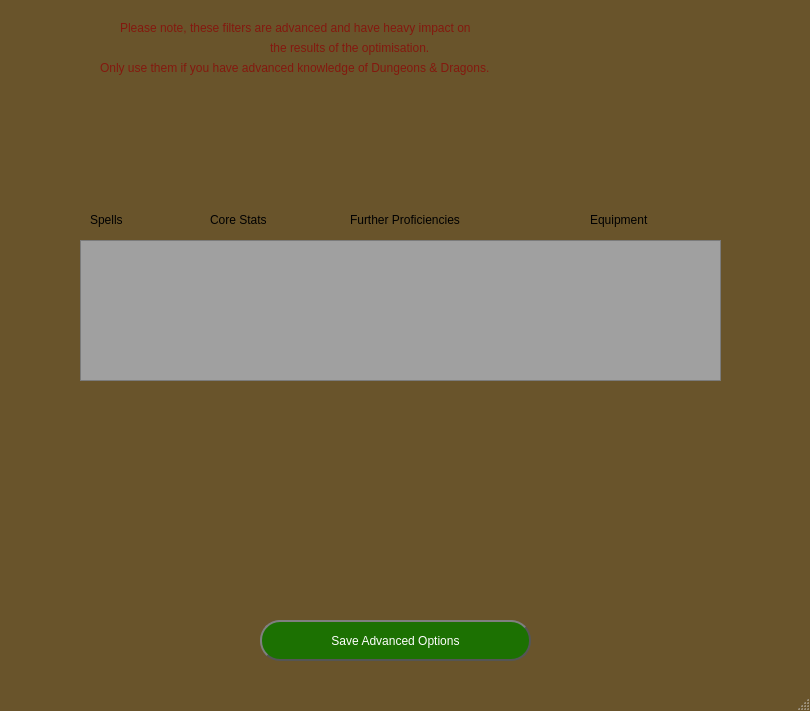
Before: the Qt Designer form FirstDraft/Visuals/AdvancedFiltersMenu.ui in BenPidge/Dissertation-Repository, drawn with Qt 5.
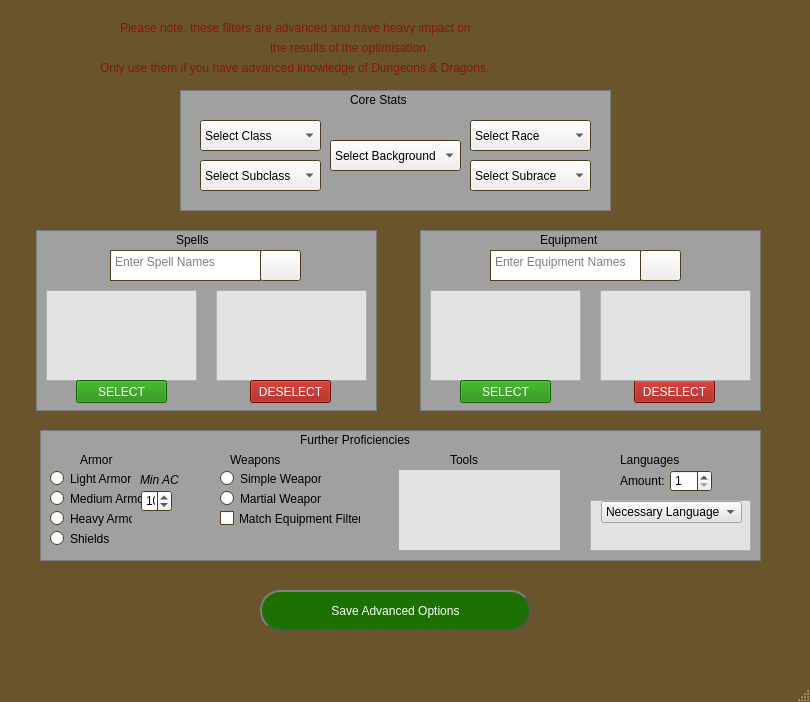
After: the same form once the commit is applied. Icons and pictures are not drawn.

Commit message:
Advanced Filters Menu First Version
The first version of the advanced filters menu, without RAD testing

What changed in the file:
```diff
--- a/FirstDraft/Visuals/AdvancedFiltersMenu.ui
+++ b/FirstDraft/Visuals/AdvancedFiltersMenu.ui
@@ -7,7 +7,7 @@
     <x>0</x>
     <y>0</y>
     <width>810</width>
-    <height>711</height>
+    <height>702</height>
    </rect>
   </property>
   <property name="palette">
@@ -78,11 +78,11 @@
    <string>Advanced Filters</string>
   </property>
   <widget class="QWidget" name="centralwidget">
-   <widget class="QLabel" name="label_4">
+   <widget class="QLabel" name="spellsLabel">
     <property name="geometry">
      <rect>
-      <x>90</x>
-      <y>210</y>
+      <x>176</x>
+      <y>230</y>
       <width>61</width>
       <height>20</height>
      </rect>
@@ -94,28 +94,28 @@
      <string>Spells</string>
     </property>
    </widget>
-   <widget class="QLabel" name="label_5">
-    <property name="geometry">
-     <rect>
-      <x>210</x>
-      <y>210</y>
-      <width>91</width>
-      <height>20</height>
-     </rect>
-    </property>
-    <property name="styleSheet">
-     <string notr="true">font: 12pt &quot;Stencil&quot;;</string>
-    </property>
-    <property name="text">
-     <string>Core Stats</string>
-    </property>
-   </widget>
-   <widget class="QLabel" name="label_6">
+   <widget class="QLabel" name="coreStatsLabel">
     <property name="geometry">
      <rect>
       <x>350</x>
-      <y>210</y>
-      <width>191</width>
+      <y>90</y>
+      <width>91</width>
+      <height>20</height>
+     </rect>
+    </property>
+    <property name="styleSheet">
+     <string notr="true">font: 12pt &quot;Stencil&quot;;</string>
+    </property>
+    <property name="text">
+     <string>Core Stats</string>
+    </property>
+   </widget>
+   <widget class="QLabel" name="proficienciesLabel">
+    <property name="geometry">
+     <rect>
+      <x>300</x>
+      <y>430</y>
+      <width>201</width>
       <height>20</height>
      </rect>
     </property>
@@ -126,11 +126,11 @@
      <string>Further Proficiencies</string>
     </property>
    </widget>
-   <widget class="QLabel" name="label_7">
+   <widget class="QLabel" name="equipmentLabel">
     <property name="geometry">
      <rect>
-      <x>590</x>
-      <y>210</y>
+      <x>540</x>
+      <y>230</y>
       <width>91</width>
       <height>20</height>
      </rect>
@@ -142,13 +142,13 @@
      <string>Equipment</string>
     </property>
    </widget>
-   <widget class="QGraphicsView" name="graphicsView">
+   <widget class="QGraphicsView" name="coreStatsView">
     <property name="geometry">
      <rect>
-      <x>80</x>
-      <y>240</y>
-      <width>641</width>
-      <height>141</height>
+      <x>180</x>
+      <y>90</y>
+      <width>431</width>
+      <height>121</height>
      </rect>
     </property>
     <property name="styleSheet">
@@ -167,7 +167,7 @@
      <set>QPainter::TextAntialiasing</set>
     </property>
    </widget>
-   <widget class="QLabel" name="label_8">
+   <widget class="QLabel" name="warningLabel1">
     <property name="geometry">
      <rect>
       <x>120</x>
@@ -184,7 +184,7 @@
      <string>Please note, these filters are advanced and have heavy impact on</string>
     </property>
    </widget>
-   <widget class="QLabel" name="label_9">
+   <widget class="QLabel" name="warningLabel3">
     <property name="geometry">
      <rect>
       <x>100</x>
@@ -201,7 +201,7 @@
      <string>Only use them if you have advanced knowledge of Dungeons &amp; Dragons.</string>
     </property>
    </widget>
-   <widget class="QLabel" name="label_10">
+   <widget class="QLabel" name="warningLabel2">
     <property name="geometry">
      <rect>
       <x>270</x>
@@ -222,7 +222,7 @@
     <property name="geometry">
      <rect>
       <x>260</x>
-      <y>620</y>
+      <y>590</y>
       <width>271</width>
       <height>41</height>
      </rect>
@@ -239,6 +239,742 @@
      <string>Save Advanced Options</string>
     </property>
    </widget>
+   <widget class="QComboBox" name="selectClass">
+    <property name="geometry">
+     <rect>
+      <x>200</x>
+      <y>120</y>
+      <width>121</width>
+      <height>31</height>
+     </rect>
+    </property>
+    <property name="currentText">
+     <string>Select Class</string>
+    </property>
+    <item>
+     <property name="text">
+      <string>Select Class</string>
+     </property>
+    </item>
+   </widget>
+   <widget class="QComboBox" name="selectSubclass">
+    <property name="geometry">
+     <rect>
+      <x>200</x>
+      <y>160</y>
+      <width>121</width>
+      <height>31</height>
+     </rect>
+    </property>
+    <property name="currentText">
+     <string>Select Subclass</string>
+    </property>
+    <item>
+     <property name="text">
+      <string>Select Subclass</string>
+     </property>
+    </item>
+   </widget>
+   <widget class="QComboBox" name="selectRace">
+    <property name="geometry">
+     <rect>
+      <x>470</x>
+      <y>120</y>
+      <width>121</width>
+      <height>31</height>
+     </rect>
+    </property>
+    <property name="currentText">
+     <string>Select Race</string>
+    </property>
+    <item>
+     <property name="text">
+      <string>Select Race</string>
+     </property>
+    </item>
+   </widget>
+   <widget class="QComboBox" name="selectSubrace">
+    <property name="geometry">
+     <rect>
+      <x>470</x>
+      <y>160</y>
+      <width>121</width>
+      <height>31</height>
+     </rect>
+    </property>
+    <property name="currentText">
+     <string>Select Subrace</string>
+    </property>
+    <item>
+     <property name="text">
+      <string>Select Subrace</string>
+     </property>
+    </item>
+   </widget>
+   <widget class="QComboBox" name="selectBackground">
+    <property name="geometry">
+     <rect>
+      <x>330</x>
+      <y>140</y>
+      <width>131</width>
+      <height>31</height>
+     </rect>
+    </property>
+    <property name="layoutDirection">
+     <enum>Qt::LeftToRight</enum>
+    </property>
+    <property name="currentText">
+     <string>Select Background</string>
+    </property>
+    <item>
+     <property name="text">
+      <string>Select Background</string>
+     </property>
+    </item>
+   </widget>
+   <widget class="QGraphicsView" name="spellsView">
+    <property name="geometry">
+     <rect>
+      <x>36</x>
+      <y>230</y>
+      <width>341</width>
+      <height>181</height>
+     </rect>
+    </property>
+    <property name="styleSheet">
+     <string notr="true">background-color: rgb(160, 160, 160);</string>
+    </property>
+    <property name="backgroundBrush">
+     <brush brushstyle="NoBrush">
+      <color alpha="255">
+       <red>0</red>
+       <green>0</green>
+       <blue>0</blue>
+      </color>
+     </brush>
+    </property>
+    <property name="renderHints">
+     <set>QPainter::TextAntialiasing</set>
+    </property>
+   </widget>
+   <widget class="QScrollArea" name="spellOptions">
+    <property name="geometry">
+     <rect>
+      <x>46</x>
+      <y>290</y>
+      <width>151</width>
+      <height>91</height>
+     </rect>
+    </property>
+    <property name="styleSheet">
+     <string notr="true">background-color: rgb(227, 227, 227);</string>
+    </property>
+    <property name="widgetResizable">
+     <bool>true</bool>
+    </property>
+    <widget class="QWidget" name="spellContents">
+     <property name="geometry">
+      <rect>
+       <x>0</x>
+       <y>0</y>
+       <width>149</width>
+       <height>89</height>
+      </rect>
+     </property>
+    </widget>
+   </widget>
+   <widget class="QTextEdit" name="spellSearchBar">
+    <property name="geometry">
+     <rect>
+      <x>110</x>
+      <y>250</y>
+      <width>151</width>
+      <height>31</height>
+     </rect>
+    </property>
+    <property name="placeholderText">
+     <string>Enter Spell Names</string>
+    </property>
+   </widget>
+   <widget class="QPushButton" name="spellSearchBtn">
+    <property name="geometry">
+     <rect>
+      <x>260</x>
+      <y>250</y>
+      <width>41</width>
+      <height>31</height>
+     </rect>
+    </property>
+    <property name="icon">
+     <iconset>
+      <normaloff>SearchImage.png</normaloff>SearchImage.png</iconset>
+    </property>
+    <property name="iconSize">
+     <size>
+      <width>32</width>
+      <height>32</height>
+     </size>
+    </property>
+   </widget>
+   <widget class="QScrollArea" name="chosenSpellOptions">
+    <property name="geometry">
+     <rect>
+      <x>216</x>
+      <y>290</y>
+      <width>151</width>
+      <height>91</height>
+     </rect>
+    </property>
+    <property name="styleSheet">
+     <string notr="true">background-color: rgb(227, 227, 227);</string>
+    </property>
+    <property name="widgetResizable">
+     <bool>true</bool>
+    </property>
+    <widget class="QWidget" name="chosenSpellContents">
+     <property name="geometry">
+      <rect>
+       <x>0</x>
+       <y>0</y>
+       <width>149</width>
+       <height>89</height>
+      </rect>
+     </property>
+    </widget>
+   </widget>
+   <widget class="QPushButton" name="selectSpell">
+    <property name="geometry">
+     <rect>
+      <x>76</x>
+      <y>380</y>
+      <width>91</width>
+      <height>23</height>
+     </rect>
+    </property>
+    <property name="styleSheet">
+     <string notr="true">background-color: rgb(23, 134, 3);
+color: rgb(255, 255, 255);
+font: 87 9pt &quot;Arial Black&quot;;</string>
+    </property>
+    <property name="text">
+     <string>SELECT</string>
+    </property>
+   </widget>
+   <widget class="QPushButton" name="deselectSpell">
+    <property name="geometry">
+     <rect>
+      <x>250</x>
+      <y>380</y>
+      <width>81</width>
+      <height>23</height>
+     </rect>
+    </property>
+    <property name="styleSheet">
+     <string notr="true">background-color: rgb(154, 11, 6);
+color: rgb(255, 255, 255);
+font: 87 9pt &quot;Arial Black&quot;;</string>
+    </property>
+    <property name="text">
+     <string>DESELECT</string>
+    </property>
+   </widget>
+   <widget class="QPushButton" name="deselectEquipment">
+    <property name="geometry">
+     <rect>
+      <x>634</x>
+      <y>380</y>
+      <width>81</width>
+      <height>23</height>
+     </rect>
+    </property>
+    <property name="styleSheet">
+     <string notr="true">background-color: rgb(154, 11, 6);
+color: rgb(255, 255, 255);
+font: 87 9pt &quot;Arial Black&quot;;</string>
+    </property>
+    <property name="text">
+     <string>DESELECT</string>
+    </property>
+   </widget>
+   <widget class="QTextEdit" name="equipmentSearchBar">
+    <property name="geometry">
+     <rect>
+      <x>490</x>
+      <y>250</y>
+      <width>151</width>
+      <height>31</height>
+     </rect>
+    </property>
+    <property name="placeholderText">
+     <string>Enter Equipment Names</string>
+    </property>
+   </widget>
+   <widget class="QScrollArea" name="chosenEquipmentOptions">
+    <property name="geometry">
+     <rect>
+      <x>600</x>
+      <y>290</y>
+      <width>151</width>
+      <height>91</height>
+     </rect>
+    </property>
+    <property name="styleSheet">
+     <string notr="true">background-color: rgb(227, 227, 227);</string>
+    </property>
+    <property name="widgetResizable">
+     <bool>true</bool>
+    </property>
+    <widget class="QWidget" name="chosenEquipmentContents">
+     <property name="geometry">
+      <rect>
+       <x>0</x>
+       <y>0</y>
+       <width>149</width>
+       <height>89</height>
+      </rect>
+     </property>
+    </widget>
+   </widget>
+   <widget class="QGraphicsView" name="equipmentView">
+    <property name="geometry">
+     <rect>
+      <x>420</x>
+      <y>230</y>
+      <width>341</width>
+      <height>181</height>
+     </rect>
+    </property>
+    <property name="styleSheet">
+     <string notr="true">background-color: rgb(160, 160, 160);</string>
+    </property>
+    <property name="backgroundBrush">
+     <brush brushstyle="NoBrush">
+      <color alpha="255">
+       <red>0</red>
+       <green>0</green>
+       <blue>0</blue>
+      </color>
+     </brush>
+    </property>
+    <property name="renderHints">
+     <set>QPainter::TextAntialiasing</set>
+    </property>
+   </widget>
+   <widget class="QScrollArea" name="equipmentOptions">
+    <property name="geometry">
+     <rect>
+      <x>430</x>
+      <y>290</y>
+      <width>151</width>
+      <height>91</height>
+     </rect>
+    </property>
+    <property name="styleSheet">
+     <string notr="true">background-color: rgb(227, 227, 227);</string>
+    </property>
+    <property name="widgetResizable">
+     <bool>true</bool>
+    </property>
+    <widget class="QWidget" name="equipmentContents">
+     <property name="geometry">
+      <rect>
+       <x>0</x>
+       <y>0</y>
+       <width>149</width>
+       <height>89</height>
+      </rect>
+     </property>
+    </widget>
+   </widget>
+   <widget class="QPushButton" name="selectEquipment">
+    <property name="geometry">
+     <rect>
+      <x>460</x>
+      <y>380</y>
+      <width>91</width>
+      <height>23</height>
+     </rect>
+    </property>
+    <property name="styleSheet">
+     <string notr="true">background-color: rgb(23, 134, 3);
+color: rgb(255, 255, 255);
+font: 87 9pt &quot;Arial Black&quot;;</string>
+    </property>
+    <property name="text">
+     <string>SELECT</string>
+    </property>
+   </widget>
+   <widget class="QPushButton" name="equipmentSearchBtn">
+    <property name="geometry">
+     <rect>
+      <x>640</x>
+      <y>250</y>
+      <width>41</width>
+      <height>31</height>
+     </rect>
+    </property>
+    <property name="icon">
+     <iconset>
+      <normaloff>SearchImage.png</normaloff>SearchImage.png</iconset>
+    </property>
+    <property name="iconSize">
+     <size>
+      <width>32</width>
+      <height>32</height>
+     </size>
+    </property>
+   </widget>
+   <widget class="QGraphicsView" name="coreStatsView_2">
+    <property name="geometry">
+     <rect>
+      <x>40</x>
+      <y>430</y>
+      <width>721</width>
+      <height>131</height>
+     </rect>
+    </property>
+    <property name="styleSheet">
+     <string notr="true">background-color: rgb(160, 160, 160);</string>
+    </property>
+    <property name="backgroundBrush">
+     <brush brushstyle="NoBrush">
+      <color alpha="255">
+       <red>0</red>
+       <green>0</green>
+       <blue>0</blue>
+      </color>
+     </brush>
+    </property>
+    <property name="renderHints">
+     <set>QPainter::TextAntialiasing</set>
+    </property>
+   </widget>
+   <widget class="QLabel" name="armorLabel">
+    <property name="geometry">
+     <rect>
+      <x>80</x>
+      <y>450</y>
+      <width>61</width>
+      <height>20</height>
+     </rect>
+    </property>
+    <property name="styleSheet">
+     <string notr="true">font: 12pt &quot;Stencil&quot;;</string>
+    </property>
+    <property name="text">
+     <string>Armor</string>
+    </property>
+   </widget>
+   <widget class="QLabel" name="weaponsLabel">
+    <property name="geometry">
+     <rect>
+      <x>230</x>
+      <y>450</y>
+      <width>81</width>
+      <height>20</height>
+     </rect>
+    </property>
+    <property name="styleSheet">
+     <string notr="true">font: 12pt &quot;Stencil&quot;;</string>
+    </property>
+    <property name="text">
+     <string>Weapons</string>
+    </property>
+   </widget>
+   <widget class="QLabel" name="toolsLabel">
+    <property name="geometry">
+     <rect>
+      <x>450</x>
+      <y>450</y>
+      <width>51</width>
+      <height>20</height>
+     </rect>
+    </property>
+    <property name="styleSheet">
+     <string notr="true">font: 12pt &quot;Stencil&quot;;</string>
+    </property>
+    <property name="text">
+     <string>Tools</string>
+    </property>
+   </widget>
+   <widget class="QLabel" name="languagesLabel">
+    <property name="geometry">
+     <rect>
+      <x>620</x>
+      <y>450</y>
+      <width>91</width>
+      <height>20</height>
+     </rect>
+    </property>
+    <property name="styleSheet">
+     <string notr="true">font: 12pt &quot;Stencil&quot;;</string>
+    </property>
+    <property name="text">
+     <string>Languages</string>
+    </property>
+   </widget>
+   <widget class="QRadioButton" name="lightArmorBtn">
+    <property name="geometry">
+     <rect>
+      <x>50</x>
+      <y>470</y>
+      <width>82</width>
+      <height>17</height>
+     </rect>
+    </property>
+    <property name="text">
+     <string>Light Armor</string>
+    </property>
+   </widget>
+   <widget class="QRadioButton" name="mediumArmorBtn">
+    <property name="geometry">
+     <rect>
+      <x>50</x>
+      <y>490</y>
+      <width>91</width>
+      <height>17</height>
+     </rect>
+    </property>
+    <property name="text">
+     <string>Medium Armor</string>
+    </property>
+   </widget>
+   <widget class="QRadioButton" name="heavyArmorBtn">
+    <property name="geometry">
+     <rect>
+      <x>50</x>
+      <y>510</y>
+      <width>82</width>
+      <height>17</height>
+     </rect>
+    </property>
+    <property name="text">
+     <string>Heavy Armor</string>
+    </property>
+   </widget>
+   <widget class="QRadioButton" name="shieldBtn">
+    <property name="geometry">
+     <rect>
+      <x>50</x>
+      <y>530</y>
+      <width>82</width>
+      <height>17</height>
+     </rect>
+    </property>
+    <property name="text">
+     <string>Shields</string>
+    </property>
+   </widget>
+   <widget class="QSpinBox" name="minACSpinner">
+    <property name="geometry">
+     <rect>
+      <x>141</x>
+      <y>490</y>
+      <width>31</width>
+      <height>22</height>
+     </rect>
+    </property>
+    <property name="minimum">
+     <number>5</number>
+    </property>
+    <property name="maximum">
+     <number>20</number>
+    </property>
+    <property name="value">
+     <number>10</number>
+    </property>
+   </widget>
+   <widget class="QLabel" name="minACLabel">
+    <property name="geometry">
+     <rect>
+      <x>140</x>
+      <y>470</y>
+      <width>41</width>
+      <height>20</height>
+     </rect>
+    </property>
+    <property name="font">
+     <font>
+      <italic>true</italic>
+     </font>
+    </property>
+    <property name="text">
+     <string>Min AC</string>
+    </property>
+   </widget>
+   <widget class="QLabel" name="langAmntLabel">
+    <property name="geometry">
+     <rect>
+      <x>620</x>
+      <y>470</y>
+      <width>47</width>
+      <height>21</height>
+     </rect>
+    </property>
+    <property name="text">
+     <string>Amount:</string>
+    </property>
+   </widget>
+   <widget class="QSpinBox" name="langAmntSpinner">
+    <property name="geometry">
+     <rect>
+      <x>670</x>
+      <y>470</y>
+      <width>42</width>
+      <height>22</height>
+     </rect>
+    </property>
+    <property name="minimum">
+     <number>1</number>
+    </property>
+    <property name="maximum">
+     <number>7</number>
+    </property>
+   </widget>
+   <widget class="QScrollArea" name="languagesScroller">
+    <property name="geometry">
+     <rect>
+      <x>590</x>
+      <y>500</y>
+      <width>161</width>
+      <height>51</height>
+     </rect>
+    </property>
+    <property name="styleSheet">
+     <string notr="true">background-color: rgb(227, 227, 227);</string>
+    </property>
+    <property name="widgetResizable">
+     <bool>true</bool>
+    </property>
+    <widget class="QWidget" name="scrollAreaWidgetContents">
+     <property name="geometry">
+      <rect>
+       <x>0</x>
+       <y>0</y>
+       <width>159</width>
+       <height>49</height>
+      </rect>
+     </property>
+     <widget class="QComboBox" name="comboBox">
+      <property name="geometry">
+       <rect>
+        <x>10</x>
+        <y>0</y>
+        <width>141</width>
+        <height>22</height>
+       </rect>
+      </property>
+      <item>
+       <property name="text">
+        <string>Necessary Language</string>
+       </property>
+      </item>
+     </widget>
+    </widget>
+   </widget>
+   <widget class="QStackedWidget" name="toolsStack">
+    <property name="geometry">
+     <rect>
+      <x>399</x>
+      <y>470</y>
+      <width>161</width>
+      <height>80</height>
+     </rect>
+    </property>
+    <property name="styleSheet">
+     <string notr="true">background-color: rgb(227, 227, 227);</string>
+    </property>
+    <property name="currentIndex">
+     <number>1</number>
+    </property>
+    <widget class="QWidget" name="page"/>
+    <widget class="QWidget" name="page_2"/>
+   </widget>
+   <widget class="QRadioButton" name="simpleWeaponsBtn">
+    <property name="geometry">
+     <rect>
+      <x>220</x>
+      <y>470</y>
+      <width>101</width>
+      <height>17</height>
+     </rect>
+    </property>
+    <property name="text">
+     <string>Simple Weapons</string>
+    </property>
+   </widget>
+   <widget class="QRadioButton" name="martialWeaponsBtn">
+    <property name="geometry">
+     <rect>
+      <x>220</x>
+      <y>490</y>
+      <width>101</width>
+      <height>17</height>
+     </rect>
+    </property>
+    <property name="text">
+     <string>Martial Weapons</string>
+    </property>
+   </widget>
+   <widget class="QCheckBox" name="weaponsMatchEquipmentBtn">
+    <property name="geometry">
+     <rect>
+      <x>220</x>
+      <y>510</y>
+      <width>141</width>
+      <height>17</height>
+     </rect>
+    </property>
+    <property name="text">
+     <string>Match Equipment Filters</string>
+    </property>
+   </widget>
+   <zorder>coreStatsView_2</zorder>
+   <zorder>equipmentView</zorder>
+   <zorder>spellsView</zorder>
+   <zorder>coreStatsView</zorder>
+   <zorder>spellsLabel</zorder>
+   <zorder>coreStatsLabel</zorder>
+   <zorder>proficienciesLabel</zorder>
+   <zorder>equipmentLabel</zorder>
+   <zorder>warningLabel1</zorder>
+   <zorder>warningLabel3</zorder>
+   <zorder>warningLabel2</zorder>
+   <zorder>saveAdvancedOptions</zorder>
+   <zorder>selectClass</zorder>
+   <zorder>selectSubclass</zorder>
+   <zorder>selectRace</zorder>
+   <zorder>selectSubrace</zorder>
+   <zorder>selectBackground</zorder>
+   <zorder>spellOptions</zorder>
+   <zorder>spellSearchBar</zorder>
+   <zorder>spellSearchBtn</zorder>
+   <zorder>chosenSpellOptions</zorder>
+   <zorder>selectSpell</zorder>
+   <zorder>deselectSpell</zorder>
+   <zorder>deselectEquipment</zorder>
+   <zorder>equipmentSearchBar</zorder>
+   <zorder>chosenEquipmentOptions</zorder>
+   <zorder>equipmentOptions</zorder>
+   <zorder>selectEquipment</zorder>
+   <zorder>equipmentSearchBtn</zorder>
+   <zorder>armorLabel</zorder>
+   <zorder>weaponsLabel</zorder>
+   <zorder>toolsLabel</zorder>
+   <zorder>languagesLabel</zorder>
+   <zorder>lightArmorBtn</zorder>
+   <zorder>mediumArmorBtn</zorder>
+   <zorder>heavyArmorBtn</zorder>
+   <zorder>shieldBtn</zorder>
+   <zorder>minACSpinner</zorder>
+   <zorder>minACLabel</zorder>
+   <zorder>langAmntLabel</zorder>
+   <zorder>langAmntSpinner</zorder>
+   <zorder>languagesScroller</zorder>
+   <zorder>toolsStack</zorder>
+   <zorder>simpleWeaponsBtn</zorder>
+   <zorder>martialWeaponsBtn</zorder>
+   <zorder>weaponsMatchEquipmentBtn</zorder>
   </widget>
   <widget class="QMenuBar" name="menubar">
    <property name="geometry">
```
The commit also changes 1 other file.
